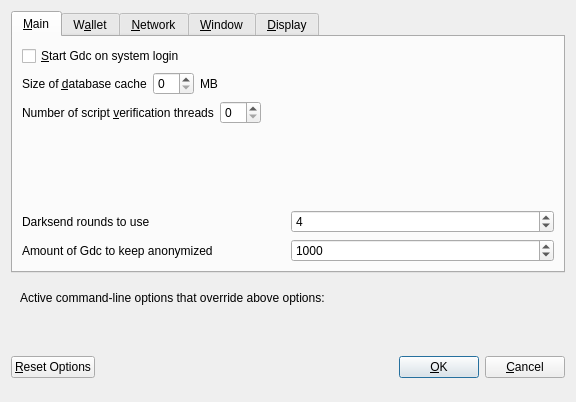
First picture: the form in src/qt/forms/optionsdialog.ui, repository gooddeedcoin/gdc, before the edit.
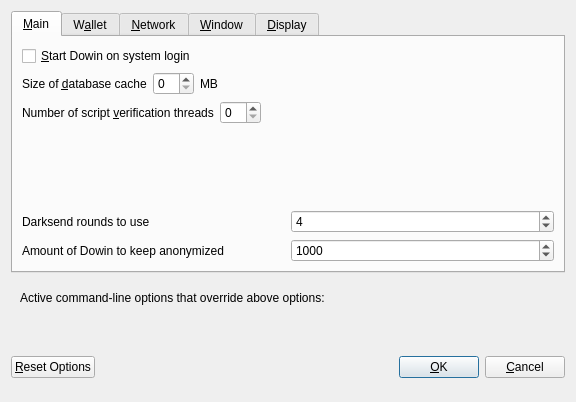
Second picture: the form after the edit. Custom widgets are drawn as their Qt base class.

What changed in the file:
```diff
--- a/src/qt/forms/optionsdialog.ui
+++ b/src/qt/forms/optionsdialog.ui
@@ -33,7 +33,7 @@
           <string>Automatically start Gdc after logging in to the system.</string>
          </property>
          <property name="text">
-          <string>&amp;Start Gdc on system login</string>
+          <string>&amp;Start Dowin on system login</string>
          </property>
         </widget>
        </item>
@@ -177,7 +177,7 @@
             <string notr="true"/>
            </property>
            <property name="text">
-            <string>Amount of Gdc to keep anonymized</string>
+            <string>Amount of Dowin to keep anonymized</string>
            </property>
           </widget>
          </item>
```
Left out of the diff: 10 changed lines with no effect on the pictures.
